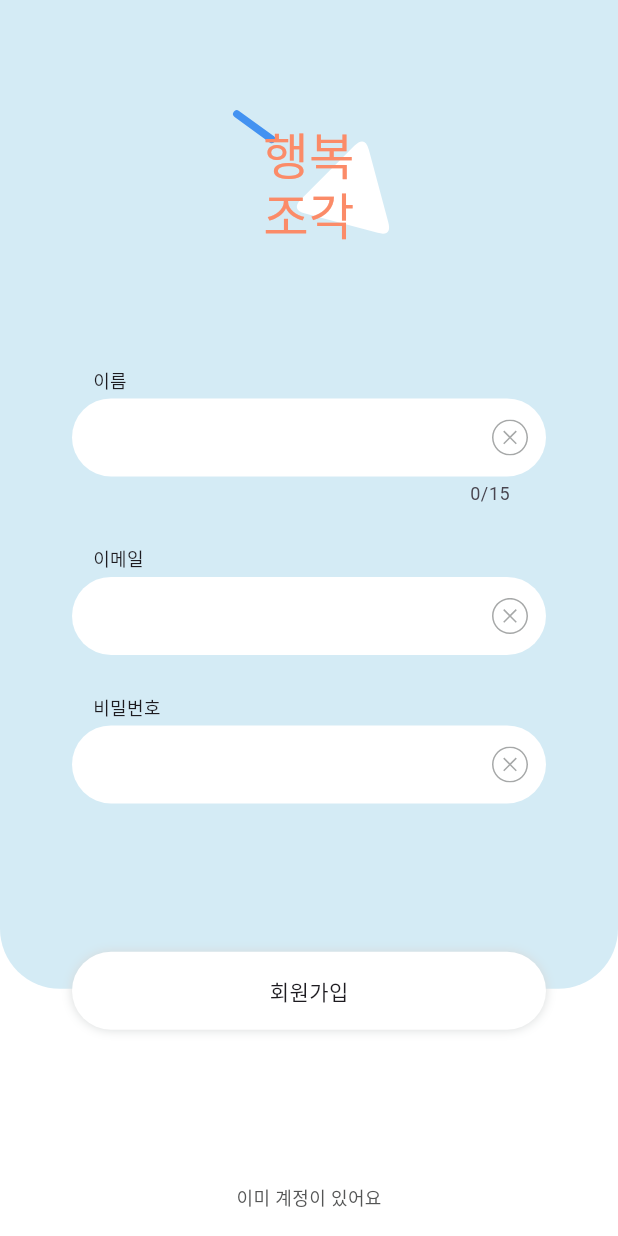
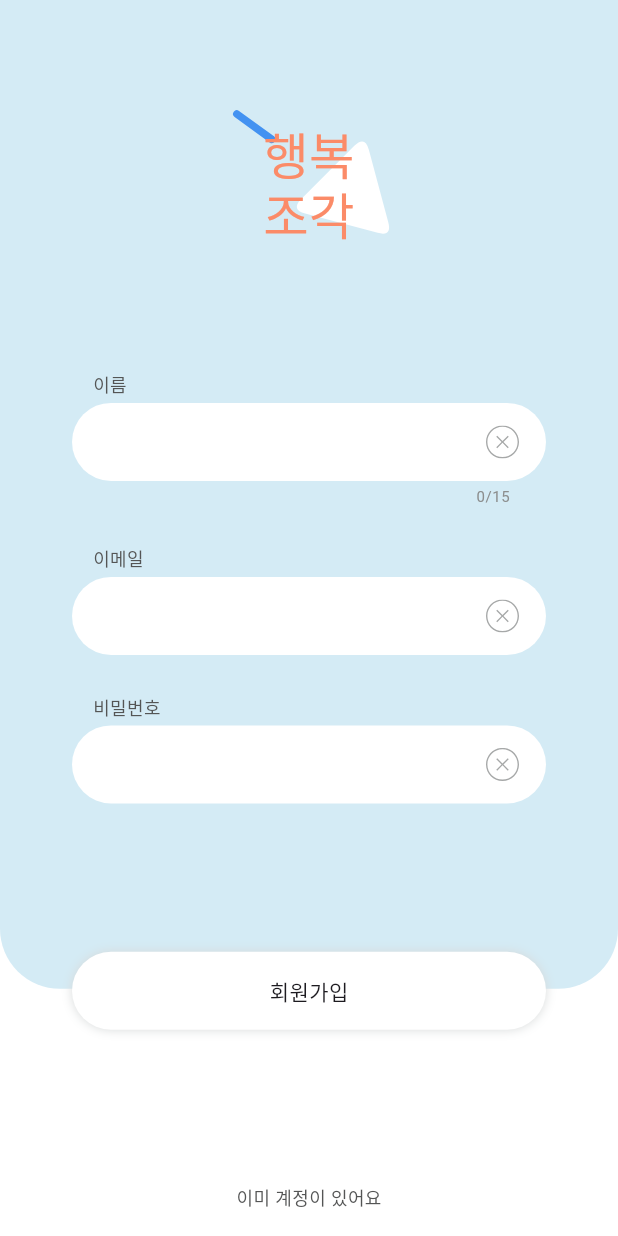
Before and after one commit to hnaa0/piece_of_happiness, a Flutter app: the screen it shows after launch, after a tap on "로그인", after a tap on "새로운 계정이 필요해요", on a phone screen of 412 x 824 dp. Run offline on Flutter 3.47's test engine with Material 3 defaults, Android fonts, the phone set to English and light mode, and no system bars; our stand-ins replace cloud_firestore, firebase_auth, firebase_core, firebase_storage, flutter_riverpod, flutter_svg and 5 more; missing offline and left inert: tutorial_coach_mark; accounts and stored records are empty; Roboto replaces fonts that are missing (SsurroundAir).

Commit message:
🎨style: Update UI in Sign-in screen and Sign-up screen

```diff
--- a/lib/features/authentication/views/sign_in_screen.dart
+++ b/lib/features/authentication/views/sign_in_screen.dart
@@ -179,6 +179,9 @@ class _SignInScreenState extends ConsumerState<SignInScreen> {
                                         "이메일",
                                         style: TextStyle(
                                           fontSize: 12,
+                                          color: Color(
+                                            ThemeColors.grey_800,
+                                          ),
                                         ),
                                       ),
                                     ),
@@ -197,6 +200,9 @@ class _SignInScreenState extends ConsumerState<SignInScreen> {
                                         "비밀번호",
                                         style: TextStyle(
                                           fontSize: 12,
+                                          color: Color(
+                                            ThemeColors.grey_800,
+                                          ),
                                         ),
                                       ),
                                     ),
--- a/lib/features/authentication/views/sign_up_screen.dart
+++ b/lib/features/authentication/views/sign_up_screen.dart
@@ -181,6 +181,9 @@ class _SignUpScreenState extends ConsumerState<SignUpScreen> {
                                         "이름",
                                         style: TextStyle(
                                           fontSize: 12,
+                                          color: Color(
+                                            ThemeColors.grey_800,
+                                          ),
                                         ),
                                       ),
                                     ),
@@ -199,6 +202,9 @@ class _SignUpScreenState extends ConsumerState<SignUpScreen> {
                                         "이메일",
                                         style: TextStyle(
                                           fontSize: 12,
+                                          color: Color(
+                                            ThemeColors.grey_800,
+                                          ),
                                         ),
                                       ),
                                     ),
@@ -217,6 +223,9 @@ class _SignUpScreenState extends ConsumerState<SignUpScreen> {
                                         "비밀번호",
                                         style: TextStyle(
                                           fontSize: 12,
+                                          color: Color(
+                                            ThemeColors.grey_800,
+                                          ),
                                         ),
                                       ),
                                     ),
--- a/lib/features/authentication/views/widgets/sign_in_text_field.dart
+++ b/lib/features/authentication/views/widgets/sign_in_text_field.dart
@@ -26,8 +26,14 @@ class SignInTextField extends StatelessWidget {
 
     return TextFormField(
       controller: controller,
+      cursorColor: const Color(
+        ThemeColors.blue,
+      ),
       obscureText: type == FieldType.password ? true : false,
       autocorrect: false,
+      style: const TextStyle(
+        fontSize: 14,
+      ),
       decoration: InputDecoration(
         isDense: true,
         filled: true,
@@ -35,7 +41,7 @@ class SignInTextField extends StatelessWidget {
           ThemeColors.white,
         ),
         contentPadding: const EdgeInsets.symmetric(
-          vertical: 14,
+          vertical: 15.5,
           horizontal: 20,
         ),
         enabledBorder: OutlineInputBorder(
@@ -62,7 +68,9 @@ class SignInTextField extends StatelessWidget {
             controller.clear();
           },
           child: Padding(
-            padding: const EdgeInsets.all(12),
+            padding: const EdgeInsets.only(
+              right: 18,
+            ),
             child: SvgPicture.asset(
               "assets/icons/circle-xmark.svg",
               colorFilter: const ColorFilter.mode(
@@ -73,6 +81,9 @@ class SignInTextField extends StatelessWidget {
               ),
             ),
           ),
+        ),
+        suffixIconConstraints: const BoxConstraints(
+          maxWidth: 40,
         ),
       ),
       validator: (value) {
--- a/lib/features/authentication/views/widgets/sign_up_text_field.dart
+++ b/lib/features/authentication/views/widgets/sign_up_text_field.dart
@@ -35,8 +35,14 @@ class SignUpTextField extends StatelessWidget {
     return TextFormField(
       maxLength: type == FieldType.name ? 15 : null,
       controller: controller,
+      cursorColor: const Color(
+        ThemeColors.blue,
+      ),
       obscureText: type == FieldType.password ? true : false,
       autocorrect: false,
+      style: const TextStyle(
+        fontSize: 14,
+      ),
       decoration: InputDecoration(
         isDense: true,
         filled: true,
@@ -44,8 +50,14 @@ class SignUpTextField extends StatelessWidget {
           ThemeColors.white,
         ),
         contentPadding: const EdgeInsets.symmetric(
-          vertical: 14,
+          vertical: 15.5,
           horizontal: 20,
+        ),
+        helperStyle: const TextStyle(
+          fontSize: 10,
+          color: Color(
+            ThemeColors.grey_600,
+          ),
         ),
         enabledBorder: OutlineInputBorder(
           borderRadius: BorderRadius.circular(30),
@@ -71,7 +83,9 @@ class SignUpTextField extends StatelessWidget {
             controller.clear();
           },
           child: Padding(
-            padding: const EdgeInsets.all(12),
+            padding: const EdgeInsets.only(
+              right: 18,
+            ),
             child: SvgPicture.asset(
               "assets/icons/circle-xmark.svg",
               colorFilter: const ColorFilter.mode(
@@ -82,6 +96,9 @@ class SignUpTextField extends StatelessWidget {
               ),
             ),
           ),
+        ),
+        suffixIconConstraints: const BoxConstraints(
+          maxWidth: 40,
         ),
       ),
       validator: (value) {
```
